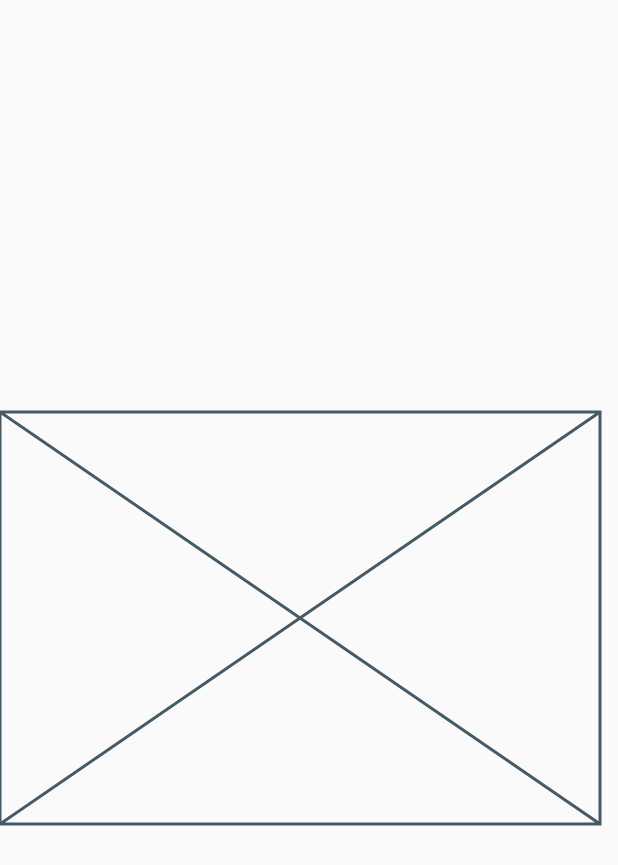
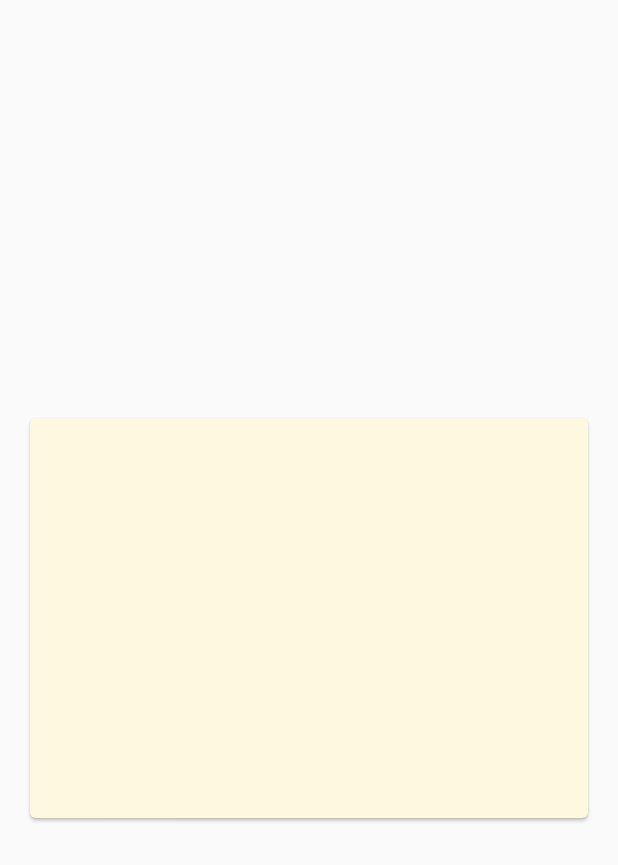
Before and after one commit to Kurogoma4D/sokutwi, a Flutter app: the Home screen opened by its route, on a phone screen of 412 x 824 dp. Shown: the top 865 px of the screen. Run offline on Flutter 3.47's test engine with Material 2 defaults, Android fonts, the phone set to English and light mode, and no system bars; our stand-ins replace flutter_native_splash, flutter_riverpod, freezed_annotation, gap, go_router; missing offline and left inert: twitter_api_v2, twitter_oauth2_pkce; generated files the repository leaves out were written again.

Commit message:
add: temporary design

```diff
--- a/app/lib/widgets/pages/home.dart
+++ b/app/lib/widgets/pages/home.dart
@@ -150,11 +150,30 @@ class _StickyState extends State<_Sticky> with SingleTickerProviderStateMixin {
   Widget build(BuildContext context) {
     return Positioned(
       bottom: _currentPosition,
+      left: 0,
+      right: 0,
       child: GestureDetector(
         behavior: HitTestBehavior.opaque,
         onVerticalDragUpdate: _onVerticalDragUpdate,
         onVerticalDragEnd: _onVerticalDragEnd,
-        child: Placeholder(fallbackHeight: widget.height),
+        child: Padding(
+          padding: const EdgeInsets.symmetric(horizontal: 16.0),
+          child: SizedBox(
+            height: widget.height,
+            child: Card(
+              color: Colors.amber.shade50,
+              child: const Padding(
+                padding: EdgeInsets.symmetric(horizontal: 8),
+                child: Center(
+                  child: TextField(
+                    textAlign: TextAlign.center,
+                    decoration: InputDecoration(border: InputBorder.none),
+                  ),
+                ),
+              ),
+            ),
+          ),
+        ),
       ),
     );
   }
```
